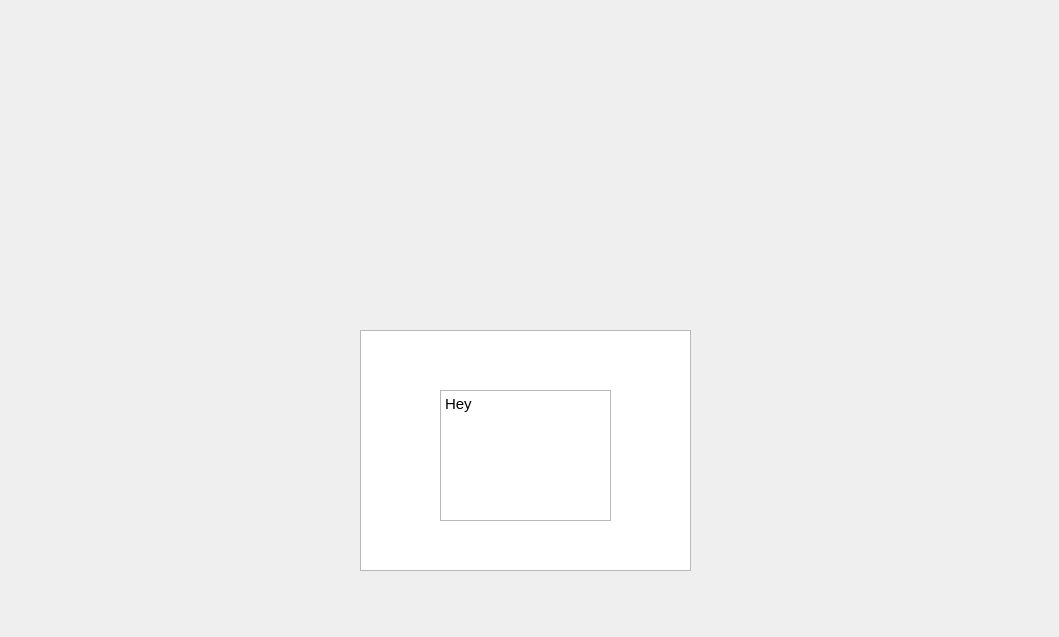
Qt form surirobot/core/gui/mainwindow.ui (suricats/surirobot-client-ng) before a commit.
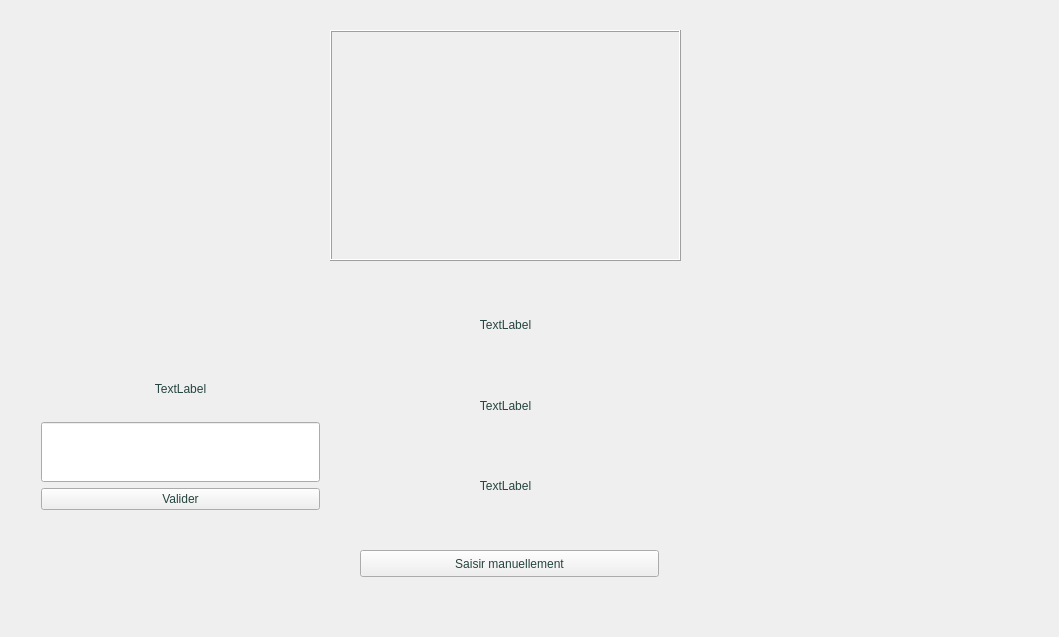
The same form after that commit.

What changed in the file:
```diff
--- a/surirobot/core/gui/mainwindow.ui
+++ b/surirobot/core/gui/mainwindow.ui
@@ -10,35 +10,324 @@
     <height>637</height>
    </rect>
   </property>
+  <property name="palette">
+   <palette>
+    <active>
+     <colorrole role="WindowText">
+      <brush brushstyle="SolidPattern">
+       <color alpha="255">
+        <red>37</red>
+        <green>68</green>
+        <blue>63</blue>
+       </color>
+      </brush>
+     </colorrole>
+     <colorrole role="Text">
+      <brush brushstyle="SolidPattern">
+       <color alpha="255">
+        <red>37</red>
+        <green>68</green>
+        <blue>63</blue>
+       </color>
+      </brush>
+     </colorrole>
+     <colorrole role="ButtonText">
+      <brush brushstyle="SolidPattern">
+       <color alpha="255">
+        <red>37</red>
+        <green>68</green>
+        <blue>63</blue>
+       </color>
+      </brush>
+     </colorrole>
+     <colorrole role="Highlight">
+      <brush brushstyle="SolidPattern">
+       <color alpha="255">
+        <red>180</red>
+        <green>119</green>
+        <blue>64</blue>
+       </color>
+      </brush>
+     </colorrole>
+     <colorrole role="Link">
+      <brush brushstyle="SolidPattern">
+       <color alpha="255">
+        <red>180</red>
+        <green>119</green>
+        <blue>64</blue>
+       </color>
+      </brush>
+     </colorrole>
+     <colorrole role="LinkVisited">
+      <brush brushstyle="SolidPattern">
+       <color alpha="255">
+        <red>180</red>
+        <green>101</green>
+        <blue>32</blue>
+       </color>
+      </brush>
+     </colorrole>
+    </active>
+    <inactive>
+     <colorrole role="WindowText">
+      <brush brushstyle="SolidPattern">
+       <color alpha="255">
+        <red>37</red>
+        <green>68</green>
+        <blue>63</blue>
+       </color>
+      </brush>
+     </colorrole>
+     <colorrole role="Text">
+      <brush brushstyle="SolidPattern">
+       <color alpha="255">
+        <red>37</red>
+        <green>68</green>
+        <blue>63</blue>
+       </color>
+      </brush>
+     </colorrole>
+     <colorrole role="ButtonText">
+      <brush brushstyle="SolidPattern">
+       <color alpha="255">
+        <red>37</red>
+        <green>68</green>
+        <blue>63</blue>
+       </color>
+      </brush>
+     </colorrole>
+     <colorrole role="Highlight">
+      <brush brushstyle="SolidPattern">
+       <color alpha="255">
+        <red>180</red>
+        <green>119</green>
+        <blue>64</blue>
+       </color>
+      </brush>
+     </colorrole>
+     <colorrole role="Link">
+      <brush brushstyle="SolidPattern">
+       <color alpha="255">
+        <red>180</red>
+        <green>119</green>
+        <blue>64</blue>
+       </color>
+      </brush>
+     </colorrole>
+     <colorrole role="LinkVisited">
+      <brush brushstyle="SolidPattern">
+       <color alpha="255">
+        <red>180</red>
+        <green>101</green>
+        <blue>32</blue>
+       </color>
+      </brush>
+     </colorrole>
+    </inactive>
+    <disabled>
+     <colorrole role="WindowText">
+      <brush brushstyle="SolidPattern">
+       <color alpha="255">
+        <red>159</red>
+        <green>158</green>
+        <blue>158</blue>
+       </color>
+      </brush>
+     </colorrole>
+     <colorrole role="Text">
+      <brush brushstyle="SolidPattern">
+       <color alpha="255">
+        <red>159</red>
+        <green>158</green>
+        <blue>158</blue>
+       </color>
+      </brush>
+     </colorrole>
+     <colorrole role="ButtonText">
+      <brush brushstyle="SolidPattern">
+       <color alpha="255">
+        <red>159</red>
+        <green>158</green>
+        <blue>158</blue>
+       </color>
+      </brush>
+     </colorrole>
+     <colorrole role="Highlight">
+      <brush brushstyle="SolidPattern">
+       <color alpha="255">
+        <red>240</red>
+        <green>240</green>
+        <blue>240</blue>
+       </color>
+      </brush>
+     </colorrole>
+     <colorrole role="Link">
+      <brush brushstyle="SolidPattern">
+       <color alpha="255">
+        <red>180</red>
+        <green>119</green>
+        <blue>64</blue>
+       </color>
+      </brush>
+     </colorrole>
+     <colorrole role="LinkVisited">
+      <brush brushstyle="SolidPattern">
+       <color alpha="255">
+        <red>180</red>
+        <green>101</green>
+        <blue>32</blue>
+       </color>
+      </brush>
+     </colorrole>
+    </disabled>
+   </palette>
+  </property>
   <property name="windowTitle">
    <string>MainWindow</string>
   </property>
   <widget class="QWidget" name="centralWidget">
-   <widget class="QListView" name="listView">
+   <widget class="QWidget" name="verticalLayoutWidget">
     <property name="geometry">
      <rect>
-      <x>360</x>
-      <y>330</y>
+      <x>340</x>
+      <y>280</y>
       <width>331</width>
-      <height>241</height>
+      <height>251</height>
      </rect>
     </property>
+    <layout class="QVBoxLayout" name="textLayout">
+     <property name="leftMargin">
+      <number>8</number>
+     </property>
+     <property name="topMargin">
+      <number>8</number>
+     </property>
+     <property name="rightMargin">
+      <number>8</number>
+     </property>
+     <property name="bottomMargin">
+      <number>8</number>
+     </property>
+     <item>
+      <widget class="QLabel" name="labelUp">
+       <property name="text">
+        <string>TextLabel</string>
+       </property>
+       <property name="alignment">
+        <set>Qt::AlignCenter</set>
+       </property>
+      </widget>
+     </item>
+     <item>
+      <widget class="QLabel" name="labelMiddle">
+       <property name="text">
+        <string>TextLabel</string>
+       </property>
+       <property name="alignment">
+        <set>Qt::AlignCenter</set>
+       </property>
+      </widget>
+     </item>
+     <item>
+      <widget class="QLabel" name="labelDown">
+       <property name="text">
+        <string>TextLabel</string>
+       </property>
+       <property name="alignment">
+        <set>Qt::AlignCenter</set>
+       </property>
+       <property name="margin">
+        <number>0</number>
+       </property>
+      </widget>
+     </item>
+    </layout>
    </widget>
-   <widget class="QTextBrowser" name="textBrowser">
+   <widget class="QLabel" name="image">
     <property name="geometry">
      <rect>
-      <x>440</x>
-      <y>390</y>
-      <width>171</width>
-      <height>131</height>
+      <x>330</x>
+      <y>30</y>
+      <width>351</width>
+      <height>231</height>
      </rect>
     </property>
-    <property name="html">
-     <string>&lt;!DOCTYPE HTML PUBLIC &quot;-//W3C//DTD HTML 4.0//EN&quot; &quot;http://www.w3.org/TR/REC-html40/strict.dtd&quot;&gt;
-&lt;html&gt;&lt;head&gt;&lt;meta name=&quot;qrichtext&quot; content=&quot;1&quot; /&gt;&lt;style type=&quot;text/css&quot;&gt;
-p, li { white-space: pre-wrap; }
-&lt;/style&gt;&lt;/head&gt;&lt;body style=&quot; font-family:'Ubuntu'; font-size:11pt; font-weight:400; font-style:normal;&quot;&gt;
-&lt;p style=&quot; margin-top:0px; margin-bottom:0px; margin-left:0px; margin-right:0px; -qt-block-indent:0; text-indent:0px;&quot;&gt;Hey&lt;/p&gt;&lt;/body&gt;&lt;/html&gt;</string>
+    <property name="frameShape">
+     <enum>QFrame::Box</enum>
+    </property>
+    <property name="frameShadow">
+     <enum>QFrame::Raised</enum>
+    </property>
+    <property name="text">
+     <string/>
+    </property>
+   </widget>
+   <widget class="QWidget" name="verticalLayoutWidget_2">
+    <property name="geometry">
+     <rect>
+      <x>30</x>
+      <y>350</y>
+      <width>301</width>
+      <height>251</height>
+     </rect>
+    </property>
+    <layout class="QVBoxLayout" name="manualLayout">
+     <item>
+      <widget class="QLabel" name="manualLabel">
+       <property name="text">
+        <string>TextLabel</string>
+       </property>
+       <property name="alignment">
+        <set>Qt::AlignCenter</set>
+       </property>
+      </widget>
+     </item>
+     <item>
+      <widget class="QLineEdit" name="manualEdit">
+       <property name="minimumSize">
+        <size>
+         <width>0</width>
+         <height>60</height>
+        </size>
+       </property>
+      </widget>
+     </item>
+     <item>
+      <widget class="QPushButton" name="validateButton">
+       <property name="text">
+        <string>Valider</string>
+       </property>
+      </widget>
+     </item>
+     <item>
+      <spacer name="verticalSpacer">
+       <property name="orientation">
+        <enum>Qt::Vertical</enum>
+       </property>
+       <property name="sizeType">
+        <enum>QSizePolicy::Fixed</enum>
+       </property>
+       <property name="sizeHint" stdset="0">
+        <size>
+         <width>0</width>
+         <height>80</height>
+        </size>
+       </property>
+      </spacer>
+     </item>
+    </layout>
+   </widget>
+   <widget class="QPushButton" name="validateButton_2">
+    <property name="geometry">
+     <rect>
+      <x>360</x>
+      <y>550</y>
+      <width>299</width>
+      <height>27</height>
+     </rect>
+    </property>
+    <property name="text">
+     <string>Saisir manuellement</string>
     </property>
    </widget>
   </widget>
```
